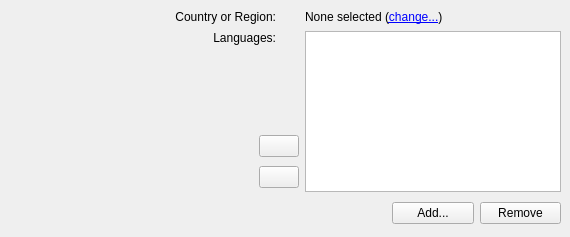
Before: the Qt Designer form kcontrol/locale/language.ui in KDE/kde-runtime, drawn with Qt 5.
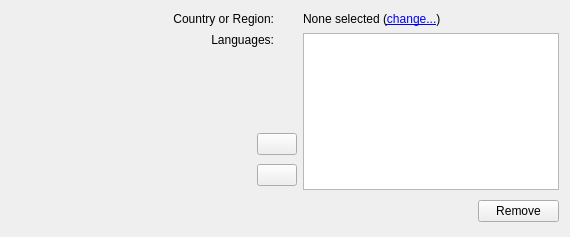
After: the same form once the commit is applied. Icons and pictures are not drawn. Custom widgets are drawn as their Qt base class.

```diff
--- a/kcontrol/locale/language.ui
+++ b/kcontrol/locale/language.ui
@@ -10,20 +10,8 @@
    </rect>
   </property>
   <layout class="QHBoxLayout" >
-   <property name="margin" >
-    <number>9</number>
-   </property>
-   <property name="spacing" >
-    <number>6</number>
-   </property>
    <item>
     <layout class="QGridLayout" >
-     <property name="margin" >
-      <number>0</number>
-     </property>
-     <property name="spacing" >
-      <number>6</number>
-     </property>
      <item rowspan="2" row="1" column="3" colspan="3" >
       <widget class="QListWidget" name="m_languages" />
      </item>
@@ -37,26 +25,6 @@
        </property>
       </widget>
      </item>
-     <item row="2" column="0" >
-      <spacer>
-       <property name="orientation" >
-        <enum>Qt::Horizontal</enum>
-       </property>
-       <property name="sizeHint" >
-        <size>
-         <width>178</width>
-         <height>60</height>
-        </size>
-       </property>
-      </spacer>
-     </item>
-     <item row="3" column="4" >
-      <widget class="QPushButton" name="languageAdd" >
-       <property name="text" >
-        <string>Add...</string>
-       </property>
-      </widget>
-     </item>
      <item row="3" column="5" >
       <widget class="QPushButton" name="languageRemove" >
        <property name="text" >
@@ -67,9 +35,7 @@
      <item row="0" column="3" colspan="3" >
       <widget class="QLabel" name="label_3" >
        <property name="sizePolicy" >
-        <sizepolicy>
-         <hsizetype>5</hsizetype>
-         <vsizetype>5</vsizetype>
+        <sizepolicy vsizetype="Preferred" hsizetype="Preferred" >
          <horstretch>0</horstretch>
          <verstretch>0</verstretch>
         </sizepolicy>
@@ -81,12 +47,6 @@
      </item>
      <item row="2" column="1" colspan="2" >
       <layout class="QVBoxLayout" >
-       <property name="margin" >
-        <number>0</number>
-       </property>
-       <property name="spacing" >
-        <number>6</number>
-       </property>
        <item>
         <widget class="QPushButton" name="m_upButton" >
          <property name="text" >
@@ -112,9 +72,7 @@
      <item row="0" column="0" colspan="2" >
       <widget class="QLabel" name="label" >
        <property name="sizePolicy" >
-        <sizepolicy>
-         <hsizetype>5</hsizetype>
-         <vsizetype>0</vsizetype>
+        <sizepolicy vsizetype="Fixed" hsizetype="Preferred" >
          <horstretch>0</horstretch>
          <verstretch>0</verstretch>
         </sizepolicy>
@@ -156,10 +114,33 @@
        </property>
       </spacer>
      </item>
+     <item row="3" column="4" >
+      <widget class="KLanguageButton" name="languageAdd" />
+     </item>
+     <item row="2" column="0" >
+      <spacer>
+       <property name="orientation" >
+        <enum>Qt::Horizontal</enum>
+       </property>
+       <property name="sizeHint" >
+        <size>
+         <width>178</width>
+         <height>60</height>
+        </size>
+       </property>
+      </spacer>
+     </item>
     </layout>
    </item>
   </layout>
  </widget>
+ <customwidgets>
+  <customwidget>
+   <class>KLanguageButton</class>
+   <extends>QWidget</extends>
+   <header>klanguagebutton.h</header>
+  </customwidget>
+ </customwidgets>
  <resources/>
  <connections/>
 </ui>
```
Left out of the diff: 9 changed lines with no effect on the pictures.
